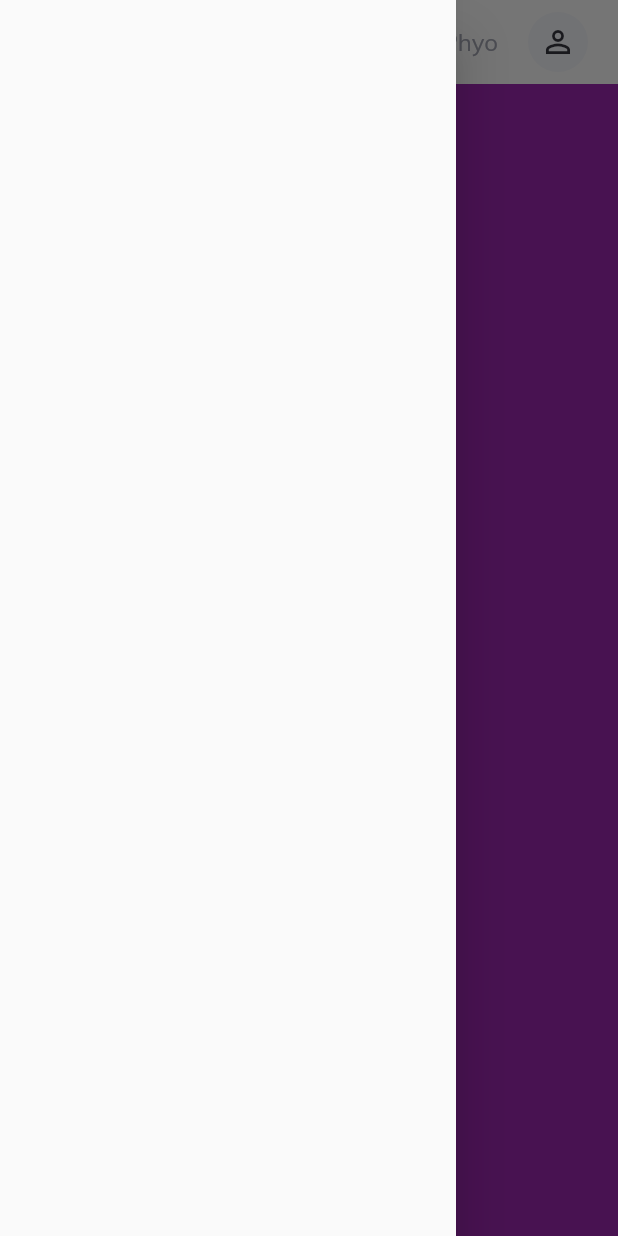
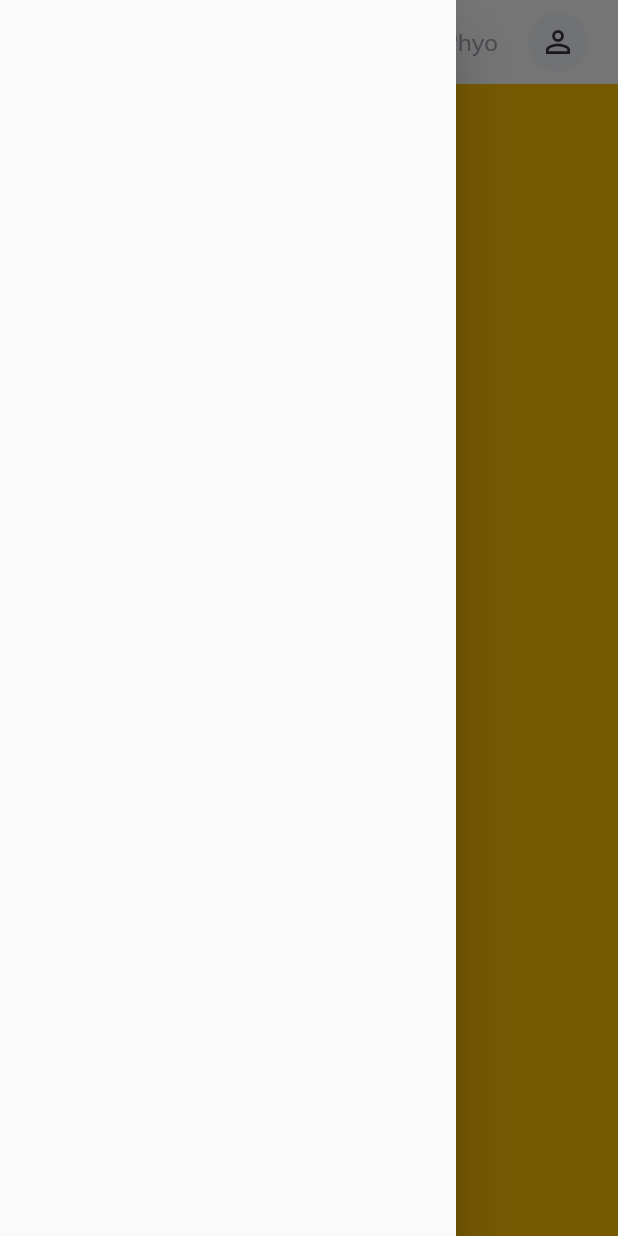
Before and after one commit to drkevinling/mytestweb, a Flutter app: the screen it shows after launch, with the side drawer open, on a phone screen of 412 x 824 dp. Run offline on Flutter 3.47's test engine with Material 2 defaults, Android fonts, the phone set to English and light mode, and no system bars; our stand-ins replace get, google_fonts.

Commit message:
seventeenth time

```diff
--- a/lib/widgets/small_screen.dart
+++ b/lib/widgets/small_screen.dart
@@ -7,7 +7,7 @@ class SmallScreen extends StatelessWidget {
   Widget build(BuildContext context) {
     return Container(
       constraints: BoxConstraints.expand(),
-      color: Colors.purple,
+      color: Colors.amber,
     );
   }
 }
```
